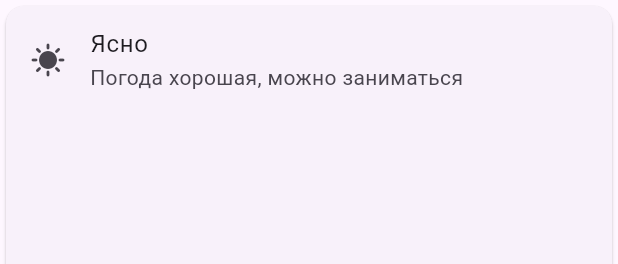
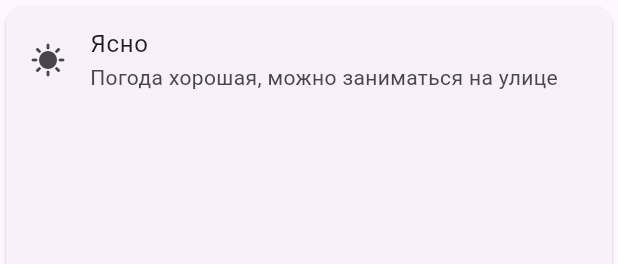
Before and after one commit to lll-Death-lll/sportify, a Flutter app: the CurrentWeather widget shown alone on an empty page, opened directly with empty values, on a phone screen of 412 x 824 dp. Shown: the top 264 px of the screen. Run offline on Flutter 3.47's test engine with Material 3 defaults, Android fonts, the phone set to English and light mode, and no system bars; missing offline and left inert: requests.

Commit message:
Updated card text

```diff
--- a/lib/features/weather/widgets/current_weather.dart
+++ b/lib/features/weather/widgets/current_weather.dart
@@ -18,8 +18,8 @@ class CurrentWeather extends StatelessWidget {
             title: Text(weather.getName()),
             subtitle: Text(
               weather.isGood
-                  ? 'Погода хорошая, можно заниматься'
-                  : "Плохая погода, останьтесь дома",
+                  ? 'Погода хорошая, можно заниматься на улице'
+                  : "Плохая погода, позанимайтесь дома",
             ),
           ),
         ],
```
